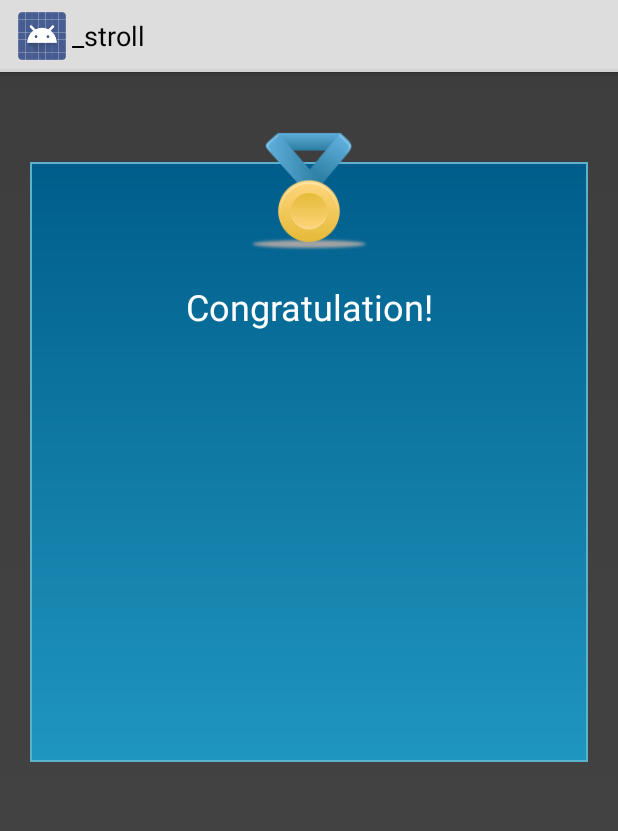
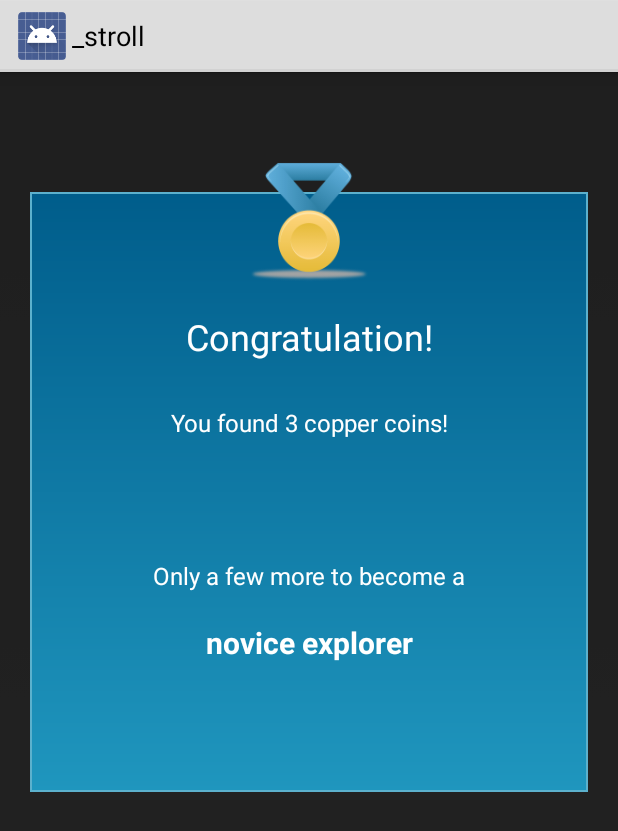
Before and after one commit to MoresbyCoffee/stroll-android, an Android app: the fragment TreasureFoundDialog shown on its own in the app's theme, on a phone screen of 412 x 824 dp. Shown: the top 831 px of the screen. Run offline under Robolectric (Android 15) with nearby library versions, the light colour scheme and no system bars.

Commit message:
Finished treasure found dialog styling

```diff
--- a/stroll/src/main/java/org/moresbycoffee/stroll/android/DetailsActivity.java
+++ b/stroll/src/main/java/org/moresbycoffee/stroll/android/DetailsActivity.java
@@ -100,7 +100,7 @@ public class DetailsActivity extends Activity {
                 }
 
                 TreasureFoundDialog editNameDialog = new TreasureFoundDialog();
-                editNameDialog.show(getFragmentManager(), "fragment_edit_name");
+                editNameDialog.show(getFragmentManager(), "dialog");
 //                AlertDialog.Builder builder = new AlertDialog.Builder(this);
 //                builder.setTitle(title).create().show();
                 break;
--- a/stroll/src/main/java/org/moresbycoffee/stroll/android/dialog/TreasureFoundDialog.java
+++ b/stroll/src/main/java/org/moresbycoffee/stroll/android/dialog/TreasureFoundDialog.java
@@ -1,4 +1,5 @@
 package org.moresbycoffee.stroll.android.dialog;
+
 
 import android.app.DialogFragment;
 import android.os.Bundle;
@@ -8,11 +9,23 @@ import android.view.ViewGroup;
 import org.moresbycoffee.stroll.android.R;
 
 public class TreasureFoundDialog extends DialogFragment {
+
     @Override
-    public View onCreateView(LayoutInflater inflater, ViewGroup container,
-                             Bundle savedInstanceState) {
+    public void onCreate(Bundle savedInstanceState) {
+        super.onCreate(savedInstanceState);
+        setStyle(DialogFragment.STYLE_NO_TITLE, android.R.style.Theme_Translucent_NoTitleBar_Fullscreen);
+    }
+
+    @Override
+    public View onCreateView(LayoutInflater inflater, ViewGroup container, Bundle savedInstanceState) {
         View view = inflater.inflate(R.layout.treasure_found_dialog, container);
-        getDialog().setTitle("Hello");
+        view.findViewById(R.id.full_layout).setOnClickListener(new View.OnClickListener() {
+            @Override
+            public void onClick(View view) {
+                dismiss();
+            }
+        });
+        return view;
+    }
 
-        return view;
-    }}
+}
--- a/stroll/src/main/res/layout/treasure_found_dialog.xml
+++ b/stroll/src/main/res/layout/treasure_found_dialog.xml
@@ -1,16 +1,16 @@
 <LinearLayout xmlns:android="http://schemas.android.com/apk/res/android"
-              android:id="@+id/edit_name"
+              android:id="@+id/full_layout"
               android:layout_width="match_parent"
               android:layout_height="match_parent"
               android:orientation="vertical"
-              android:background="#BB000000">
+              android:background="#DD000000">
 
     <RelativeLayout
             android:layout_width="match_parent"
             android:layout_height="wrap_content"
             android:layout_marginLeft="20dp"
             android:layout_marginRight="20dp"
-            android:layout_marginTop="40dp"
+            android:layout_marginTop="60dp"
             >
 
         <LinearLayout
@@ -18,7 +18,9 @@
                 android:layout_height="400dp"
                 android:layout_marginTop="20dp"
                 android:background="@drawable/dialog_bg"
+                android:orientation="vertical"
                 >
+
             <TextView
                     android:id="@+id/lbl_your_name"
                     android:gravity="center"
@@ -26,6 +28,31 @@
                     android:text="Congratulation!"
                     android:textColor="@android:color/white"
                     android:textSize="24sp"
+                    android:layout_width="match_parent"
+                    android:layout_height="wrap_content"/>
+            <TextView
+                    android:gravity="center"
+                    android:layout_marginTop="30dp"
+                    android:text="You found 3 copper coins!"
+                    android:textColor="@android:color/white"
+                    android:textSize="16sp"
+                    android:layout_width="match_parent"
+                    android:layout_height="wrap_content"/>
+            <TextView
+                    android:gravity="center"
+                    android:layout_marginTop="80dp"
+                    android:text="Only a few more to become a"
+                    android:textColor="@android:color/white"
+                    android:textSize="16sp"
+                    android:layout_width="match_parent"
+                    android:layout_height="wrap_content"/>
+            <TextView
+                    android:gravity="center"
+                    android:layout_marginTop="20dp"
+                    android:text="novice explorer"
+                    android:textColor="@android:color/white"
+                    android:textSize="20sp"
+                    android:textStyle="bold"
                     android:layout_width="match_parent"
                     android:layout_height="wrap_content"/>
         </LinearLayout>
```
